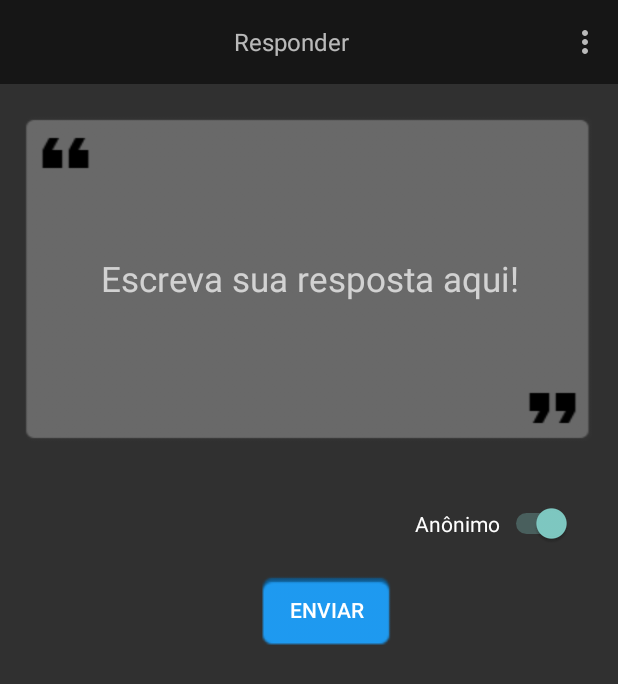
After one commit to codxsolutions/PrivateApp, an Android app: the ResponderActivity screen opened directly, with no data from a screen before it, on a phone screen of 412 x 824 dp. The commit adds this screen. Shown: the top 684 px of the screen. Run offline under Robolectric (Android 15) with nearby library versions, the phone set to English and light mode, and no system bars.

Commit message:
Activity Responder

```diff
--- a/app/src/main/AndroidManifest.xml
+++ b/app/src/main/AndroidManifest.xml
@@ -13,42 +13,27 @@
         android:label="@string/app_name"
         android:supportsRtl="true"
         android:theme="@style/Theme.AppCompat.NoActionBar">
-
-
         <activity android:name=".views.ActivityPrincipal" />
-
         <activity android:name=".views.ActivityPerguntas" />
-
         <activity android:name=".views.ActivityPesquisa" />
-
-
         <activity android:name=".views.Load_Activity">
             <intent-filter>
                 <action android:name="android.intent.action.MAIN" />
+
                 <category android:name="android.intent.category.LAUNCHER" />
             </intent-filter>
         </activity>
-
         <activity android:name=".views.ComentarioActivity" />
-
         <activity android:name=".views.RankingActivity" />
-
         <activity android:name=".views.CadastroActivity" />
-
         <activity android:name=".views.PerfilActivity" />
-
         <activity android:name=".views.SettingsActivity" />
-
         <activity android:name=".views.MinhasPerguntasActivity" />
-
         <activity android:name=".views.RecomendadasActivity" />
-
         <activity android:name=".views.fragments.cardView_perguntas" />
-
         <activity android:name=".views.fragments.recyclerView_perguntas" />
-
         <activity android:name=".views.FazerPergunta" />
-
+        <activity android:name=".ResponderActivity"></activity>
     </application>
 
 </manifest>
--- /dev/null
+++ b/app/src/main/java/br/com/private_codx/aprivate/ResponderActivity.java
@@ -0,0 +1,52 @@
+package br.com.private_codx.aprivate;
+/**
+ * Created by Thiago on 03/05/2017.
+ */
+import android.support.v7.app.AppCompatActivity;
+import android.os.Bundle;
+import android.support.v7.widget.Toolbar;
+import android.view.Menu;
+import android.view.MenuItem;
+
+public class ResponderActivity extends AppCompatActivity {
+    //Variáveis
+    private Toolbar aToolbar; //Declarando a Toolbar
+
+
+    @Override
+    protected void onCreate(Bundle savedInstanceState) {
+        super.onCreate(savedInstanceState);
+        setContentView(R.layout.activity_responder);
+
+        //Toolbar
+        aToolbar = (Toolbar) findViewById(R.id.toolbar_responder);
+        setSupportActionBar(aToolbar);
+    }
+
+    //MENU
+    @Override
+    public boolean onCreateOptionsMenu(Menu menu) {
+        getMenuInflater().inflate(R.menu.menu_main, menu);
+        return true;
+    }
+
+    @Override
+    public boolean onOptionsItemSelected(MenuItem item) {
+        int id = item.getItemId();
+
+        if (id == R.id.act_config) {
+            //ação
+            return true;
+        }
+        if (id == R.id.act_sobre) {
+            //ação
+            return true;
+        }
+        if (id == R.id.act_sair) {
+            //ação
+            return true;
+        }
+        return super.onOptionsItemSelected(item);
+    }
+
+}
--- a/app/src/main/java/br/com/private_codx/aprivate/views/FazerPergunta.java
+++ b/app/src/main/java/br/com/private_codx/aprivate/views/FazerPergunta.java
@@ -30,6 +30,7 @@ import br.com.private_codx.aprivate.presenters.PerguntaPresenter;
 import br.com.private_codx.aprivate.R;
 
 public class FazerPergunta extends AppCompatActivity {
+    //Variáveis
     private Toolbar aToolbar; //Declarando a Toolbar
     private PerguntaPresenter salvar = new PerguntaPresenter();
     private List<CheckBox> checkBoxes = new ArrayList<>();
@@ -41,6 +42,7 @@ public class FazerPergunta extends AppCompatActivity {
     private EditText edtPerguntaView;
     private int contCaracteres = 150;
     private int tamanho = 0;
+
     //checkboxes
     private CheckBox chkCinema;
     private CheckBox chkEsporte;
--- /dev/null
+++ b/app/src/main/res/layout/activity_responder.xml
@@ -0,0 +1,119 @@
+<?xml version="1.0" encoding="utf-8"?>
+<RelativeLayout xmlns:android="http://schemas.android.com/apk/res/android"
+    xmlns:tools="http://schemas.android.com/tools"
+    android:id="@+id/activity_responder"
+    android:layout_width="match_parent"
+    android:layout_height="match_parent"
+    tools:context="br.com.private_codx.aprivate.ResponderActivity">
+
+    <!--Toolbar-->
+    <LinearLayout
+        android:id="@+id/toolbar_layout"
+        android:layout_width="match_parent"
+        android:layout_height="wrap_content"
+        android:orientation="horizontal"
+        android:layout_alignParentTop="true">
+
+        <android.support.v7.widget.Toolbar
+            android:id="@+id/toolbar_responder"
+            android:layout_width="match_parent"
+            android:layout_height="wrap_content"
+            android:layout_alignParentLeft="true"
+            android:layout_alignParentStart="true"
+            android:background="@color/corPrimaria"
+            android:minHeight="?attr/actionBarSize">
+
+            <TextView
+                android:layout_width="match_parent"
+                android:layout_height="wrap_content"
+                android:gravity="center"
+                android:text="@string/nome_responder"
+                android:textSize="16sp"
+                />
+
+        </android.support.v7.widget.Toolbar>
+    </LinearLayout>
+
+
+    <ScrollView
+        android:layout_width="match_parent"
+        android:layout_height="match_parent"
+        android:layout_below="@id/toolbar_layout">
+
+
+        <!-- Componentes -->
+        <RelativeLayout
+            android:id="@+id/layoutComponentes"
+            android:layout_width="match_parent"
+            android:layout_height="wrap_content"
+            android:paddingLeft="15dp"
+            android:paddingRight="15dp"
+            android:paddingTop="20dp">
+
+        <!-- EditText(fazer pergunta) e TextView(quantidade caracteres) -->
+            <LinearLayout
+                android:id="@+id/layoutCaixaResponder"
+                android:layout_width="match_parent"
+                android:layout_height="wrap_content"
+                android:orientation="vertical">
+
+                <EditText
+                    android:id="@+id/editPergunta"
+                    android:layout_width="match_parent"
+                    android:layout_height="wrap_content"
+                    android:background="@drawable/caixa_editview"
+                    android:hint="@string/texto_responder"                android:textAlignment="center"
+                    android:textColor="@color/branco"
+                    android:textSize="23sp"/>
+
+                <TextView
+                    android:id="@+id/txtMensagem"
+                    android:layout_width="wrap_content"
+                    android:layout_height="wrap_content"
+                    android:layout_gravity="right" />
+
+            </LinearLayout>
+
+            <!-- Switch(Chave Anonimo) -->
+            <RelativeLayout
+                android:id="@+id/layoutChave"
+                android:layout_width="match_parent"
+                android:layout_height="wrap_content"
+                android:layout_below="@id/layoutCaixaResponder"
+                android:layout_marginTop="20dp">
+                <Switch
+                    android:id="@+id/chaveAnonimoResponder"
+                    android:layout_width="wrap_content"
+                    android:layout_height="wrap_content"
+                    android:text="@string/anonimo"
+                    android:checked="true"
+                    android:layout_alignParentRight="true"
+                    android:layout_marginRight="15dp" />
+            </RelativeLayout>
+
+            <LinearLayout
+                android:layout_width="match_parent"
+                android:layout_height="match_parent"
+                android:gravity="center_horizontal"
+                android:orientation="horizontal"
+                android:layout_below="@id/layoutChave"
+                android:layout_marginTop="20dp"
+                android:layout_marginBottom="20dp">
+
+                <Button
+                    android:id="@+id/btnEnviarResposta"
+                    android:layout_width="wrap_content"
+                    android:layout_height="wrap_content"
+                    android:layout_gravity="bottom"
+                    android:layout_marginLeft="24dp"
+                    android:layout_marginStart="24dp"
+                    android:background="@drawable/botao_azul"
+                    android:onClick="enviarPergunta"
+                    android:text="@string/btnEnviar" />
+
+            </LinearLayout>
+
+        </RelativeLayout>
+    </ScrollView>
+
+</RelativeLayout>
--- a/app/src/main/res/values/strings.xml
+++ b/app/src/main/res/values/strings.xml
@@ -17,6 +17,7 @@
     <string name="nome_Perfil">Perfil</string>
     <string name="nome_Recomendadas">Perguntas Recomendadas</string>
     <string name="nome_Cadastro">Cadastro</string>
+    <string name="nome_responder">Responder</string>
 
     <!--Tags-->
     <string name="chkCinema">Cinema</string>
@@ -41,7 +42,7 @@
     <string name="btnCancelar">Cancelar</string>
     <string name="texto_pergunta">Escreva sua pergunta aqui!</string>
     <string name="texto_tag">Tags</string>
-
+    <string name="texto_responder">Escreva sua resposta aqui!</string>
 
 
     <!--STRINGS DO ALISSON-->
```
